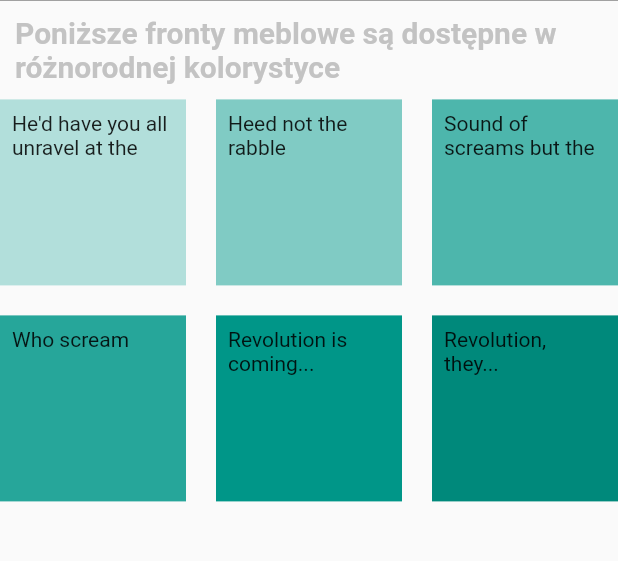
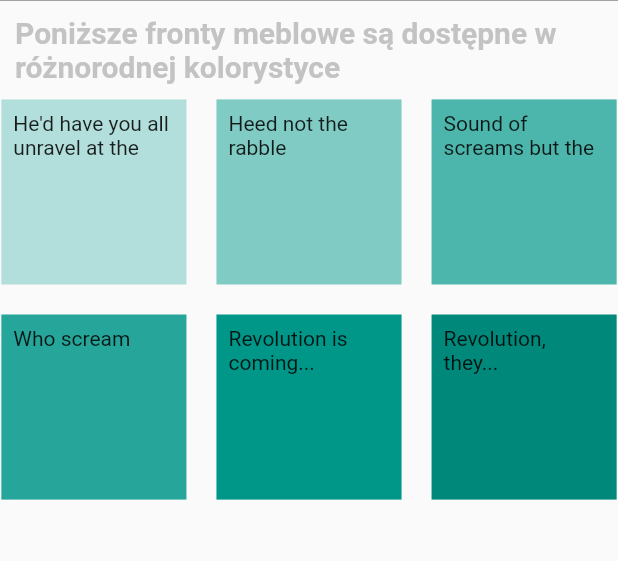
Before and after one commit to Janowak536/WebKBR, a Flutter app: the FrontyPage screen opened directly, on a phone screen of 412 x 824 dp, the part 218-779 px from its top. Run offline on Flutter 3.47's test engine with Material 2 defaults, Android fonts, the phone set to English and light mode, and no system bars; our stand-ins replace shared_preferences; missing offline and left inert: dart:html; accounts and stored records are empty.

Commit message:
Fronty page, grid adjustment

```diff
--- a/flutter_2kbr/lib/pages/fronty_page.dart
+++ b/flutter_2kbr/lib/pages/fronty_page.dart
@@ -26,8 +26,8 @@ class _FrontyPageState extends State<FrontyPage> {
 
     var size = MediaQuery.of(context).size;
     final double horizontalPadding = size.width > 800
-        ? size.width * 0.3
-        : 0.0; // Update this value as you need.
+        ? size.width * 0.2
+        : 0.9; // Update this value as you need.
 
     return WillPopScope(
         onWillPop: () async => false,
```
